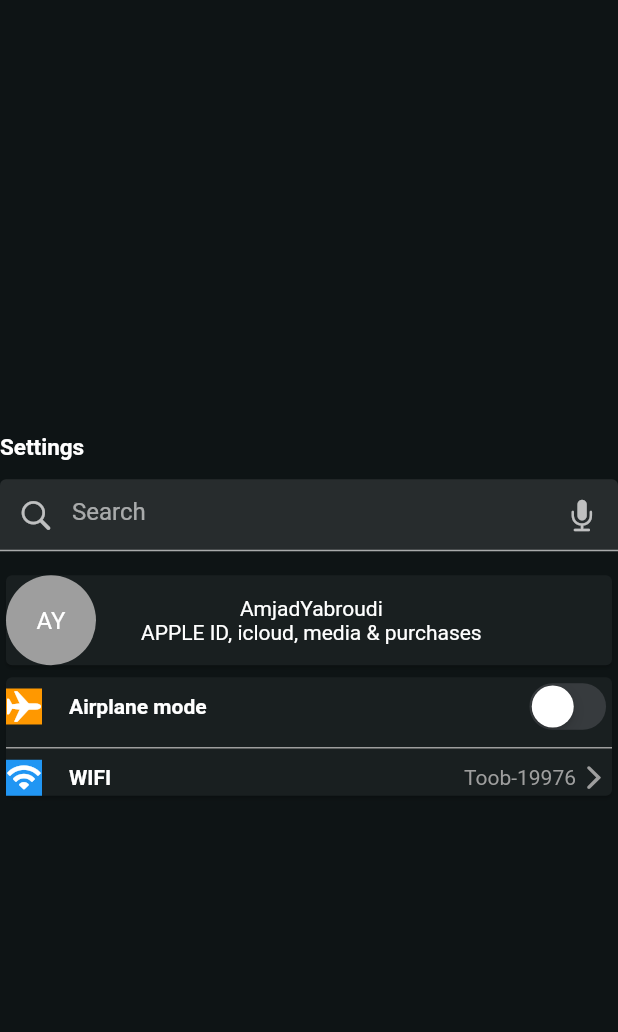
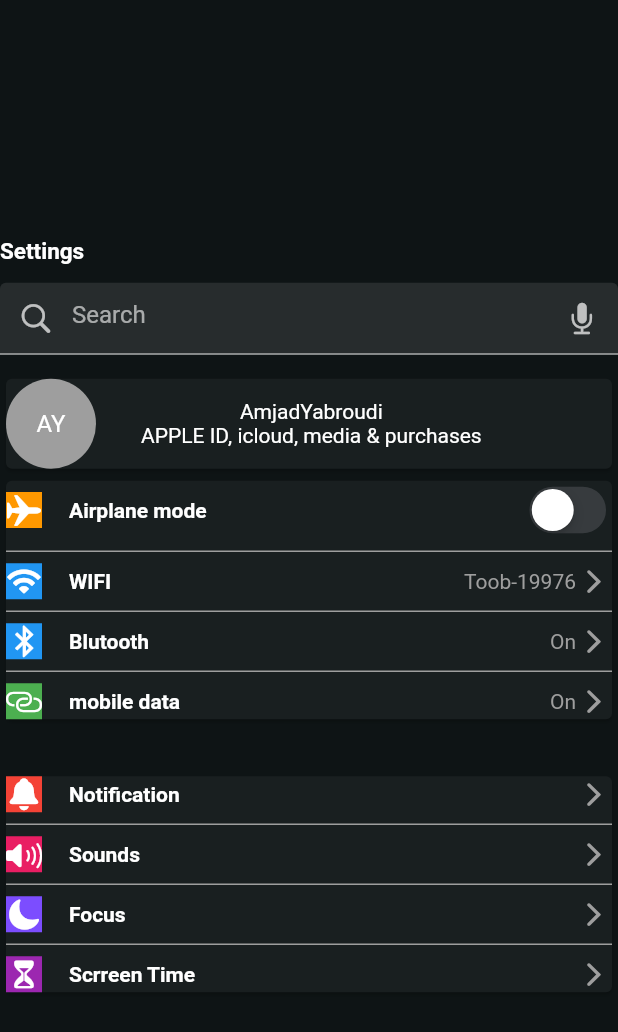
Before and after one commit to Amjadyabroudi128/ios-setting-page, a Flutter app: the screen it shows after launch, on a phone screen of 412 x 824 dp. Shown: the top 1032 px of the screen. Run offline on Flutter 3.47's test engine with Material 2 defaults, Android fonts, the phone set to English and light mode, and no system bars.

Commit message:
added UI

```diff
--- a/lib/main.dart
+++ b/lib/main.dart
@@ -26,6 +26,7 @@
       debugShowCheckedModeBanner: false,
       home: Scaffold(
         body: Center(
+          child: SingleChildScrollView(
             child: Column(
               mainAxisAlignment: MainAxisAlignment.center,
               crossAxisAlignment: CrossAxisAlignment.stretch  ,
@@ -110,6 +111,133 @@
                           ),
                         ],
                       ),
+                      Divider(color: Colors.grey, thickness: 1, ),
+
+                      Row(
+                        children: [
+                          Container(
+
+                            color: Colors.blue,
+                            child: Icon(
+                              CupertinoIcons.bluetooth,
+                            ),
+                          ),
+                          SizedBox(width: 18,),
+                          Text("Blutooth", style: TextStyle(fontWeight: FontWeight.bold),),
+                          Spacer(),
+                          Text("On", style: TextStyle(color: Colors.grey),),
+
+                          Icon(
+                            CupertinoIcons.chevron_forward,
+                            color: Colors.grey,
+                          ),
+                        ],
+                      ),
+                      Divider(color: Colors.grey, thickness: 1, ),
+
+                      Row(
+                        children: [
+                          Container(
+
+                            color: Colors.green,
+                            child: Icon(
+                              CupertinoIcons.personalhotspot,
+                            ),
+                          ),
+                          SizedBox(width: 18,),
+                          Text("mobile data", style: TextStyle(fontWeight: FontWeight.bold),),
+                          Spacer(),
+                          Text("On", style: TextStyle(color: Colors.grey),),
+
+                          Icon(
+                            CupertinoIcons.chevron_forward,
+                            color: Colors.grey,
+                          ),
+                        ],
+                      ),
+                    ],
+                  ),
+                ),
+                SizedBox(height: 30,),
+                Card(
+                  child: Column(
+                    children: [
+                      Row(
+                        children: [
+                          Container(
+
+                            color: Colors.red,
+                            child: Icon(
+                              CupertinoIcons.bell_fill,
+                            ),
+                          ),
+                          SizedBox(width: 18,),
+                          Text("Notification", style: TextStyle(fontWeight: FontWeight.bold),),
+                          Spacer(),
+                          Icon(
+                            CupertinoIcons.chevron_forward,
+                            color: Colors.grey,
+                          ),
+                        ],
+                      ),
+                      Divider(color: Colors.grey, thickness: 1, ),
+                      Row(
+                        children: [
+                          Container(
+
+                            color: Colors.pink,
+                            child: Icon(
+                              CupertinoIcons.volume_up,
+                            ),
+                          ),
+                          SizedBox(width: 18,),
+                          Text("Sounds", style: TextStyle(fontWeight: FontWeight.bold),),
+                          Spacer(),
+                          Icon(
+                            CupertinoIcons.chevron_forward,
+                            color: Colors.grey,
+                          ),
+                        ],
+                      ),
+                      Divider(color: Colors.grey, thickness: 1, ),
+                      Row(
+                        children: [
+                          Container(
+
+                            color: Colors.deepPurpleAccent,
+                            child: Icon(
+                              CupertinoIcons.moon_fill,
+                            ),
+                          ),
+                          SizedBox(width: 18,),
+                          Text("Focus", style: TextStyle(fontWeight: FontWeight.bold),),
+                          Spacer(),
+                          Icon(
+                            CupertinoIcons.chevron_forward,
+                            color: Colors.grey,
+                          ),
+                        ],
+                      ),
+                      Divider(color: Colors.grey, thickness: 1, ),
+                      Row(
+                        children: [
+                          Container(
+
+                            color: Colors.purple,
+                            child: Icon(
+                              CupertinoIcons.hourglass,
+                            ),
+                          ),
+                          SizedBox(width: 18,),
+                          Text("Scrreen Time", style: TextStyle(fontWeight: FontWeight.bold),),
+                          Spacer(),
+                          Icon(
+                            CupertinoIcons.chevron_forward,
+                            color: Colors.grey,
+                          ),
+                        ],
+                      ),
+
                     ],
                   ),
                 )
@@ -117,6 +245,7 @@
             ),
           ),
         ),
+      ),
     );
   }
 }
```
Lines whose indentation alone changed are shown as unchanged.
